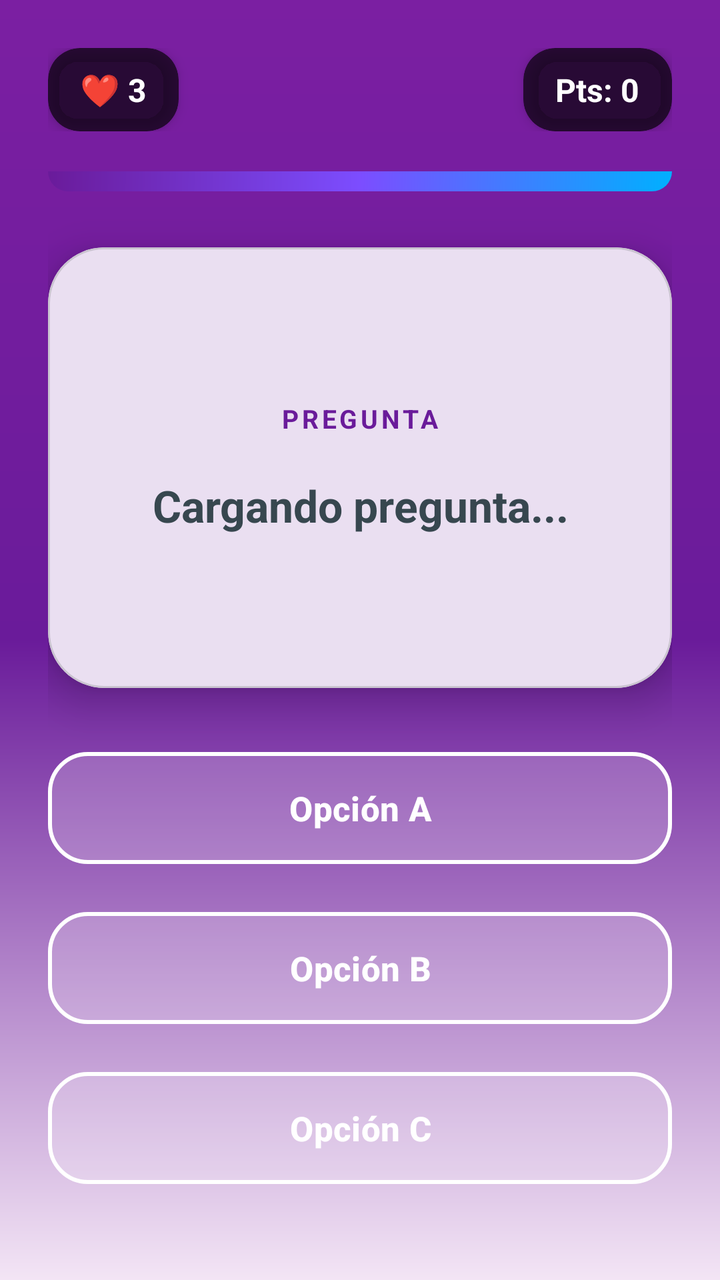
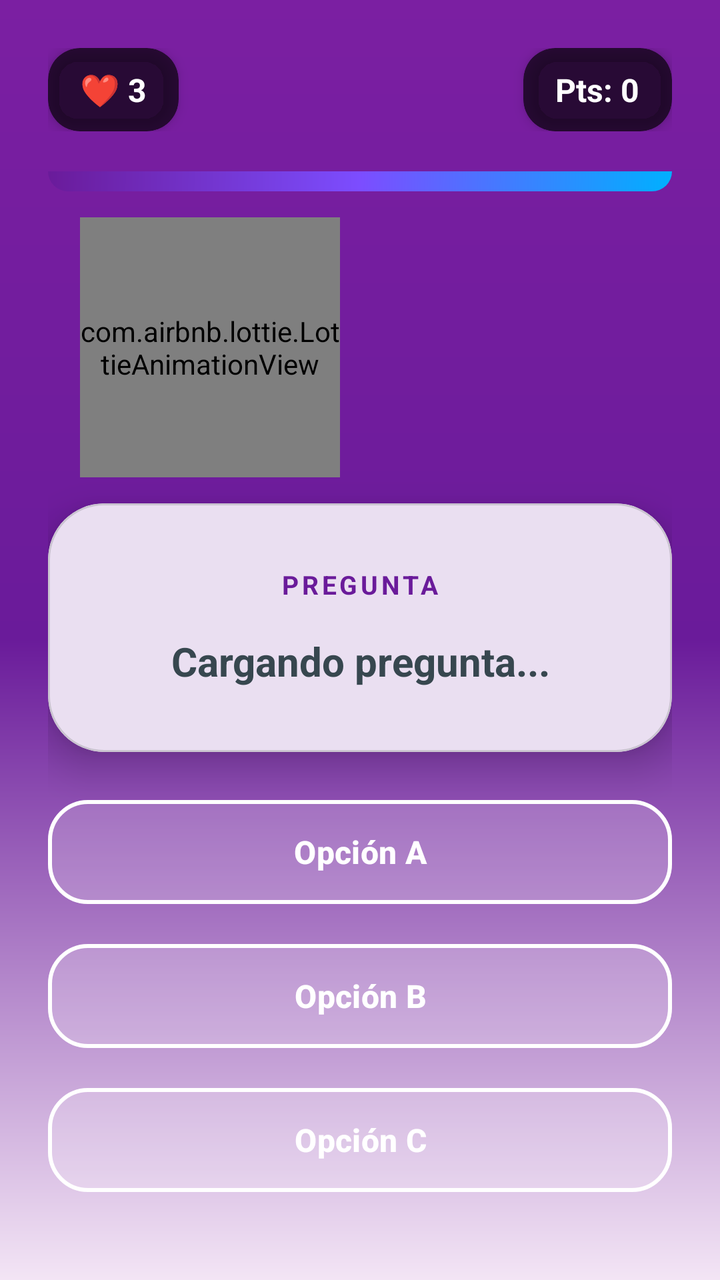

Compare the two renders of this Android layout. The source of the first and the diff that turns it into the second are given below.
<!-- AndroidManifest.xml: activity theme Theme.ReglamentoUpp -->
<!-- res/layout/activity_quiz.xml -->
<?xml version="1.0" encoding="utf-8"?>
<androidx.constraintlayout.widget.ConstraintLayout
    xmlns:android="http://schemas.android.com/apk/res/android"
    xmlns:app="http://schemas.android.com/apk/res-auto"
    xmlns:tools="http://schemas.android.com/tools"
    android:layout_width="match_parent"
    android:layout_height="match_parent"
    android:background="@drawable/game_background"
    android:padding="24dp"
    tools:context=".QuizActivity">

    
    <LinearLayout
        android:id="@+id/topBar"
        android:layout_width="match_parent"
        android:layout_height="wrap_content"
        android:orientation="horizontal"
        android:gravity="center_vertical"
        app:layout_constraintTop_toTopOf="parent">

        
        <com.google.android.material.card.MaterialCardView
            android:layout_width="wrap_content"
            android:layout_height="wrap_content"
            app:cardBackgroundColor="#AA000000"
            app:cardCornerRadius="16dp"
            app:cardElevation="4dp"
            app:strokeWidth="0dp">
            <TextView
                android:id="@+id/tvQuizLives"
                android:layout_width="wrap_content"
                android:layout_height="wrap_content"
                android:text="❤️ 3"
                android:textColor="@color/white"
                android:textStyle="bold"
                android:textSize="16sp"
                android:paddingHorizontal="16dp"
                android:paddingVertical="10dp"/>
        </com.google.android.material.card.MaterialCardView>

        <View
            android:layout_width="0dp"
            android:layout_height="0dp"
            android:layout_weight="1"/>

        
        <com.google.android.material.card.MaterialCardView
            android:layout_width="wrap_content"
            android:layout_height="wrap_content"
            app:cardBackgroundColor="#AA000000"
            app:cardCornerRadius="16dp"
            app:cardElevation="4dp"
            app:strokeWidth="0dp">
            <TextView
                android:id="@+id/tvQuizScore"
                android:layout_width="wrap_content"
                android:layout_height="wrap_content"
                android:text="Pts: 0"
                android:textColor="@color/white"
                android:textStyle="bold"
                android:textSize="16sp"
                android:paddingHorizontal="16dp"
                android:paddingVertical="10dp"/>
        </com.google.android.material.card.MaterialCardView>
    </LinearLayout>

    
    <ProgressBar
        android:id="@+id/quizProgressBar"
        style="@style/Widget.AppCompat.ProgressBar.Horizontal"
        android:layout_width="match_parent"
        android:layout_height="10dp"
        android:layout_marginTop="20dp"
        android:progressDrawable="@drawable/gradient_header"
        android:max="10"
        android:progress="1"
        app:layout_constraintTop_toBottomOf="@id/topBar" />

    
    <com.google.android.material.card.MaterialCardView
        android:id="@+id/cardQuestion"
        android:layout_width="match_parent"
        android:layout_height="0dp"
        android:layout_marginTop="28dp"
        android:layout_marginBottom="28dp"
        app:cardCornerRadius="28dp"
        app:cardElevation="12dp"
        app:cardBackgroundColor="@color/white"
        app:layout_constraintTop_toBottomOf="@id/quizProgressBar"
        app:layout_constraintBottom_toTopOf="@id/btnQuizOptionA">

        <ScrollView
            android:layout_width="match_parent"
            android:layout_height="match_parent"
            android:fillViewport="true">

            <LinearLayout
                android:layout_width="match_parent"
                android:layout_height="wrap_content"
                android:orientation="vertical"
                android:gravity="center"
                android:padding="32dp">

                
                <TextView
                    android:layout_width="wrap_content"
                    android:layout_height="wrap_content"
                    android:text="PREGUNTA"
                    android:textColor="@color/upp_primary"
                    android:letterSpacing="0.12"
                    android:textSize="13sp"
                    android:textStyle="bold"
                    android:layout_marginBottom="20dp"/>

                
                <TextView
                    android:id="@+id/tvQuizQuestion"
                    android:layout_width="wrap_content"
                    android:layout_height="wrap_content"
                    android:text="Cargando pregunta..."
                    android:textAlignment="center"
                    android:textColor="@color/text_primary"
                    android:textSize="22sp"
                    android:textStyle="bold"
                    android:lineSpacingExtra="6dp"/>
            </LinearLayout>
        </ScrollView>
    </com.google.android.material.card.MaterialCardView>

    
    <com.google.android.material.button.MaterialButton
        android:id="@+id/btnQuizOptionA"
        style="@style/Widget.Material3.Button.OutlinedButton"
        android:layout_width="match_parent"
        android:layout_height="64dp"
        android:text="Opción A"
        android:textSize="17sp"
        android:textStyle="bold"
        android:textColor="@color/white"
        app:strokeColor="@color/white"
        app:strokeWidth="2dp"
        app:backgroundTint="#33FFFFFF"
        app:cornerRadius="20dp"
        android:layout_marginBottom="16dp"
        app:layout_constraintBottom_toTopOf="@id/btnQuizOptionB"/>

    
    <com.google.android.material.button.MaterialButton
        android:id="@+id/btnQuizOptionB"
        style="@style/Widget.Material3.Button.OutlinedButton"
        android:layout_width="match_parent"
        android:layout_height="64dp"
        android:text="Opción B"
        android:textSize="17sp"
        android:textStyle="bold"
        android:textColor="@color/white"
        app:strokeColor="@color/white"
        app:strokeWidth="2dp"
        app:backgroundTint="#33FFFFFF"
        app:cornerRadius="20dp"
        android:layout_marginBottom="16dp"
        app:layout_constraintBottom_toTopOf="@id/btnQuizOptionC"/>

    
    <com.google.android.material.button.MaterialButton
        android:id="@+id/btnQuizOptionC"
        style="@style/Widget.Material3.Button.OutlinedButton"
        android:layout_width="match_parent"
        android:layout_height="64dp"
        android:text="Opción C"
        android:textSize="17sp"
        android:textStyle="bold"
        android:textColor="@color/white"
        app:strokeColor="@color/white"
        app:strokeWidth="2dp"
        app:backgroundTint="#33FFFFFF"
        app:cornerRadius="20dp"
        android:layout_marginBottom="20dp"
        app:layout_constraintBottom_toBottomOf="parent"/>

</androidx.constraintlayout.widget.ConstraintLayout>
<!-- resources referenced by this layout -->
<resources>
  <color name="text_primary">#37474F</color>
  <color name="upp_primary">#6A1B9A</color>
  <color name="white">#FFFFFF</color>
  <!-- drawable game_background (drawable) -->
  <?xml version="1.0" encoding="utf-8"?>
  <shape xmlns:android="http://schemas.android.com/apk/res/android">
      <gradient
          android:angle="270"
          android:startColor="@color/gradient_start"
          android:centerColor="@color/upp_primary"
          android:endColor="@color/app_bg"
          android:endY="0.7"
          android:type="linear" />
  </shape>
  <!-- drawable gradient_header (drawable) -->
  <?xml version="1.0" encoding="utf-8"?>
  <shape xmlns:android="http://schemas.android.com/apk/res/android">
      <gradient
          android:angle="315"
          android:startColor="@color/upp_primary"
          android:centerColor="#7C4DFF"
          android:endColor="#00B0FF"
          android:type="linear" />
      <corners android:bottomLeftRadius="32dp" android:bottomRightRadius="32dp"/>
  </shape>
  <style name="Theme.ReglamentoUpp" parent="Base.Theme.ReglamentoUpp" />
  <color name="gradient_start">#7B1FA2</color>
  <color name="app_bg">#F3E5F5</color>
  <style name="Base.Theme.ReglamentoUpp" parent="Theme.Material3.DayNight.NoActionBar">
          <item name="colorPrimary">@color/upp_primary</item>
          <item name="colorPrimaryVariant">@color/upp_primary_dark</item>
          <item name="colorOnPrimary">@color/text_light</item>
  
          <item name="colorSecondary">@color/upp_secondary</item>
          <item name="colorOnSecondary">@color/text_light</item>
  
          <item name="android:statusBarColor">@color/upp_primary_dark</item>
          <item name="android:windowLightStatusBar">false</item> <item name="android:colorBackground">@color/app_bg</item>
          <item name="colorSurface">@color/surface_color</item>
      </style>
  <color name="upp_primary_dark">#4A148C</color>
  <color name="text_light">#FFFFFF</color>
  <color name="upp_secondary">#8E24AA</color>
  <color name="surface_color">#FFFFFF</color>
</resources>

<!-- the commit's change to res/layout/activity_quiz.xml (unified diff, before → after) -->
@@ -9,7 +9,6 @@
     android:padding="24dp"
     tools:context=".QuizActivity">
 
-    
     <LinearLayout
         android:id="@+id/topBar"
         android:layout_width="match_parent"
@@ -18,7 +17,6 @@
         android:gravity="center_vertical"
         app:layout_constraintTop_toTopOf="parent">
 
-        
         <com.google.android.material.card.MaterialCardView
             android:layout_width="wrap_content"
             android:layout_height="wrap_content"
@@ -43,7 +41,6 @@
             android:layout_height="0dp"
             android:layout_weight="1"/>
 
-        
         <com.google.android.material.card.MaterialCardView
             android:layout_width="wrap_content"
             android:layout_height="wrap_content"
@@ -64,7 +61,6 @@
         </com.google.android.material.card.MaterialCardView>
     </LinearLayout>
 
-    
     <ProgressBar
         android:id="@+id/quizProgressBar"
         style="@style/Widget.AppCompat.ProgressBar.Horizontal"
@@ -76,17 +72,60 @@
         android:progress="1"
         app:layout_constraintTop_toBottomOf="@id/topBar" />
 
-    
+    <androidx.constraintlayout.widget.ConstraintLayout
+        android:id="@+id/layoutCharacter"
+        android:layout_width="match_parent"
+        android:layout_height="140dp"
+        android:layout_marginTop="8dp"
+        app:layout_constraintTop_toBottomOf="@+id/quizProgressBar"
+        app:layout_constraintBottom_toTopOf="@+id/cardQuestion">
+
+        <com.airbnb.lottie.LottieAnimationView
+            android:id="@+id/lottieCharacter"
+            android:layout_width="130dp"
+            android:layout_height="130dp"
+            app:lottie_rawRes="@raw/smilling_cloud"
+            app:lottie_autoPlay="true"
+            app:lottie_loop="true"
+            app:layout_constraintBottom_toBottomOf="parent"
+            app:layout_constraintStart_toStartOf="parent"
+            app:layout_constraintTop_toTopOf="parent"
+            android:layout_marginStart="16dp"/>
+
+        <TextView
+            android:id="@+id/tvSpeechBubble"
+            android:layout_width="0dp"
+            android:layout_height="wrap_content"
+            android:background="@drawable/white_circle_bg"
+            android:backgroundTint="#FFFFFF"
+            android:padding="12dp"
+            android:text="¡Tú puedes!"
+            android:textColor="@color/upp_primary"
+            android:textStyle="bold"
+            android:textSize="14sp"
+            android:gravity="center"
+            android:elevation="4dp"
+            android:visibility="gone"
+            app:layout_constraintStart_toEndOf="@id/lottieCharacter"
+            app:layout_constraintEnd_toEndOf="parent"
+            app:layout_constraintTop_toTopOf="@id/lottieCharacter"
+            app:layout_constraintBottom_toBottomOf="@id/lottieCharacter"
+            android:layout_marginEnd="24dp"
+            android:layout_marginStart="-16dp"
+            tools:visibility="visible"/>
+
+    </androidx.constraintlayout.widget.ConstraintLayout>
+
     <com.google.android.material.card.MaterialCardView
         android:id="@+id/cardQuestion"
         android:layout_width="match_parent"
         android:layout_height="0dp"
-        android:layout_marginTop="28dp"
-        android:layout_marginBottom="28dp"
+        android:layout_marginTop="8dp"
+        android:layout_marginBottom="20dp"
         app:cardCornerRadius="28dp"
         app:cardElevation="12dp"
         app:cardBackgroundColor="@color/white"
-        app:layout_constraintTop_toBottomOf="@id/quizProgressBar"
+        app:layout_constraintTop_toBottomOf="@id/layoutCharacter"
         app:layout_constraintBottom_toTopOf="@id/btnQuizOptionA">
 
         <ScrollView
@@ -99,9 +138,8 @@
                 android:layout_height="wrap_content"
                 android:orientation="vertical"
                 android:gravity="center"
-                android:padding="32dp">
-
-                
+                android:padding="24dp">
+
                 <TextView
                     android:layout_width="wrap_content"
                     android:layout_height="wrap_content"
@@ -110,9 +148,8 @@
                     android:letterSpacing="0.12"
                     android:textSize="13sp"
                     android:textStyle="bold"
-                    android:layout_marginBottom="20dp"/>
-
-                
+                    android:layout_marginBottom="16dp"/>
+
                 <TextView
                     android:id="@+id/tvQuizQuestion"
                     android:layout_width="wrap_content"
@@ -120,21 +157,52 @@
                     android:text="Cargando pregunta..."
                     android:textAlignment="center"
                     android:textColor="@color/text_primary"
-                    android:textSize="22sp"
+                    android:textSize="20sp"
                     android:textStyle="bold"
-                    android:lineSpacingExtra="6dp"/>
+                    android:lineSpacingExtra="4dp"/>
             </LinearLayout>
         </ScrollView>
     </com.google.android.material.card.MaterialCardView>
 
-    
     <com.google.android.material.button.MaterialButton
         android:id="@+id/btnQuizOptionA"
         style="@style/Widget.Material3.Button.OutlinedButton"
         android:layout_width="match_parent"
-        android:layout_height="64dp"
+        android:layout_height="60dp"
         android:text="Opción A"
-        android:textSize="17sp"
+        android:textSize="16sp"
+        android:textStyle="bold"
+        android:textColor="@color/white"
+        app:strokeColor="@color/white"
+        app:strokeWidth="2dp"
+        app:backgroundTint="#33FFFFFF"
+        app:cornerRadius="20dp"
+        android:layout_marginBottom="12dp"
+        app:layout_constraintBottom_toTopOf="@id/btnQuizOptionB"/>
+
+    <com.google.android.material.button.MaterialButton
+        android:id="@+id/btnQuizOptionB"
+        style="@style/Widget.Material3.Button.OutlinedButton"
+        android:layout_width="match_parent"
+        android:layout_height="60dp"
+        android:text="Opción B"
+        android:textSize="16sp"
+        android:textStyle="bold"
+        android:textColor="@color/white"
+        app:strokeColor="@color/white"
+        app:strokeWidth="2dp"
+        app:backgroundTint="#33FFFFFF"
+        app:cornerRadius="20dp"
+        android:layout_marginBottom="12dp"
+        app:layout_constraintBottom_toTopOf="@id/btnQuizOptionC"/>
+
+    <com.google.android.material.button.MaterialButton
+        android:id="@+id/btnQuizOptionC"
+        style="@style/Widget.Material3.Button.OutlinedButton"
+        android:layout_width="match_parent"
+        android:layout_height="60dp"
+        android:text="Opción C"
+        android:textSize="16sp"
         android:textStyle="bold"
         android:textColor="@color/white"
         app:strokeColor="@color/white"
@@ -142,40 +210,6 @@
         app:backgroundTint="#33FFFFFF"
         app:cornerRadius="20dp"
         android:layout_marginBottom="16dp"
-        app:layout_constraintBottom_toTopOf="@id/btnQuizOptionB"/>
-
-    
-    <com.google.android.material.button.MaterialButton
-        android:id="@+id/btnQuizOptionB"
-        style="@style/Widget.Material3.Button.OutlinedButton"
-        android:layout_width="match_parent"
-        android:layout_height="64dp"
-        android:text="Opción B"
-        android:textSize="17sp"
-        android:textStyle="bold"
-        android:textColor="@color/white"
-        app:strokeColor="@color/white"
-        app:strokeWidth="2dp"
-        app:backgroundTint="#33FFFFFF"
-        app:cornerRadius="20dp"
-        android:layout_marginBottom="16dp"
-        app:layout_constraintBottom_toTopOf="@id/btnQuizOptionC"/>
-
-    
-    <com.google.android.material.button.MaterialButton
-        android:id="@+id/btnQuizOptionC"
-        style="@style/Widget.Material3.Button.OutlinedButton"
-        android:layout_width="match_parent"
-        android:layout_height="64dp"
-        android:text="Opción C"
-        android:textSize="17sp"
-        android:textStyle="bold"
-        android:textColor="@color/white"
-        app:strokeColor="@color/white"
-        app:strokeWidth="2dp"
-        app:backgroundTint="#33FFFFFF"
-        app:cornerRadius="20dp"
-        android:layout_marginBottom="20dp"
         app:layout_constraintBottom_toBottomOf="parent"/>
 
 </androidx.constraintlayout.widget.ConstraintLayout>
<!-- resource entries referenced after the edit -->
@@ -25,6 +25,11 @@
           android:type="linear" />
       <corners android:bottomLeftRadius="32dp" android:bottomRightRadius="32dp"/>
   </shape>
+  <!-- drawable white_circle_bg (drawable) -->
+  <?xml version="1.0" encoding="utf-8"?>
+  <shape xmlns:android="http://schemas.android.com/apk/res/android" android:shape="oval">
+      <solid android:color="@color/white"/>
+  </shape>
   <style name="Theme.ReglamentoUpp" parent="Base.Theme.ReglamentoUpp" />
   <color name="gradient_start">#7B1FA2</color>
   <color name="app_bg">#F3E5F5</color>
